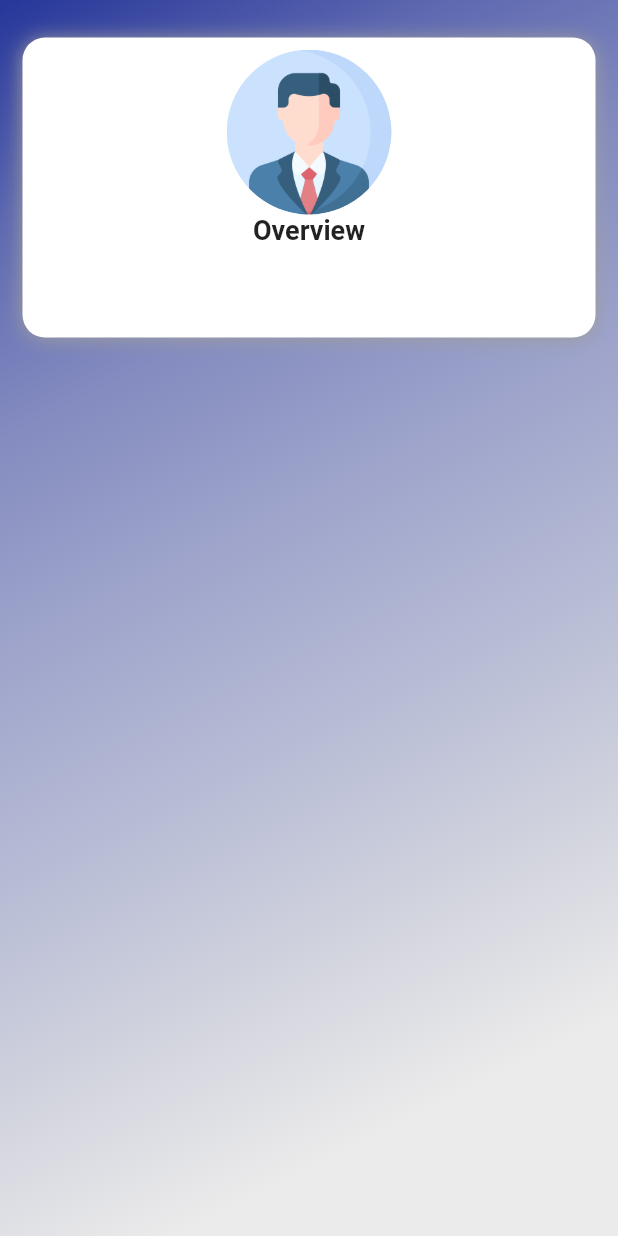
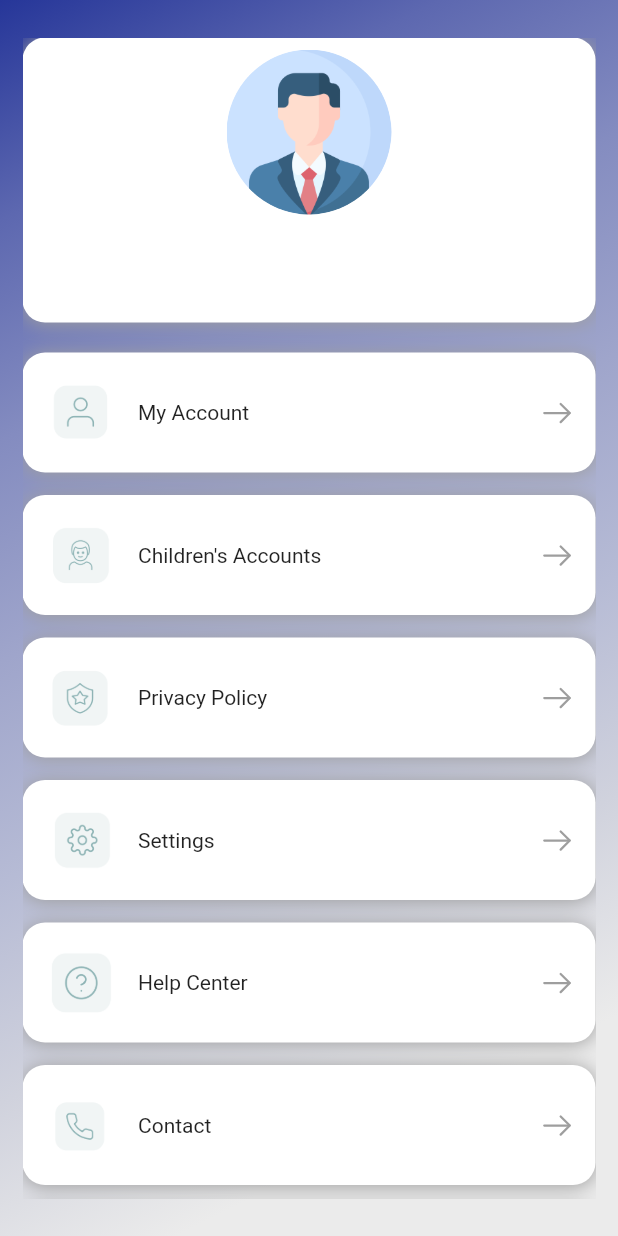
Before and after one commit to losziad/tap_cash, a Flutter app: the ProfileScreen screen opened directly, on a phone screen of 412 x 824 dp. Run offline on Flutter 3.47's test engine with Material 2 defaults, Android fonts, the phone set to English and light mode, and no system bars; our stand-ins replace bloc, charts_flutter, dio, firebase_auth, flutter_bloc, flutter_svg and 3 more; missing offline and left inert: linear_step_indicator; accounts and stored records are empty; network calls fail.

Commit message:
Finish From Profile UI

```diff
--- /dev/null
+++ b/lib/features/profile/presentation/widgets/profile_inkwell.dart
@@ -0,0 +1,47 @@
+import 'package:flutter/cupertino.dart';
+import 'package:flutter/material.dart';
+import 'package:flutter_svg/flutter_svg.dart';
+import 'package:tab_cash/core/utils/constants.dart';
+
+Widget profileInkWell({
+  required Function function,
+  required String text,
+  required String imageForCard,
+}) =>
+    InkWell(
+      onTap: () {
+        function();
+      },
+      child: Container(
+        padding: EdgeInsets.all(13),
+        decoration: BoxDecoration(
+          color: Colors.white,
+          borderRadius: BorderRadius.circular(15.0),
+          boxShadow: [
+            const BoxShadow(
+              color: Colors.grey,
+              offset: Offset(0.0, 1.0),
+              blurRadius: 10.0,
+            ),
+          ],
+        ),
+        child: Row(
+          children: [
+            Image.asset(
+              '${kBaseImage}${imageForCard}',
+              height: 54.0,
+              width: 54.0,
+            ),
+            SizedBox(
+              width: 10.0,
+            ),
+            Text(text),
+            Spacer(),
+            SvgPicture.asset(
+              'assets/images/arrow-right.svg',
+              color: Colors.grey,
+            ),
+          ],
+        ),
+      ),
+    );
--- a/lib/features/profile/presentation/widgets/profile_screen.dart
+++ b/lib/features/profile/presentation/widgets/profile_screen.dart
@@ -1,7 +1,11 @@
 //IN PROGRESS
 
 import 'package:flutter/material.dart';
+import 'package:flutter_svg/flutter_svg.dart';
 import 'package:tab_cash/core/utils/constants.dart';
+import 'package:tab_cash/features/authentication/presentation/widgets/home/home_authentication_screen.dart';
+import 'package:tab_cash/features/profile/presentation/widgets/profile_inkwell.dart';
+import 'package:tab_cash/shared/components/components.dart';
 
 class ProfileScreen extends StatelessWidget {
   const ProfileScreen({Key? key}) : super(key: key);
@@ -18,10 +22,12 @@ class ProfileScreen extends StatelessWidget {
               horizontal: 15.0,
               vertical: 25.0,
             ),
+            child: SingleChildScrollView(
+              physics: BouncingScrollPhysics(),
               child: Column(
                 children: [
                   Container(
-                  height: 200.0,
+                    height: 190.0,
                     width: double.infinity,
                     decoration: BoxDecoration(
                       color: Colors.white,
@@ -47,25 +53,99 @@ class ProfileScreen extends StatelessWidget {
                                 ),
                                 backgroundColor: Colors.white,
                               ),
-                            const Text(
-                              'Overview',
+                               SizedBox(
+                                 height: 10.0,
+                               ),
+                               Text(
+                                '${user!.firstName}',
                                 style: TextStyle(
                                   fontSize: 18.0,
-                                fontWeight: FontWeight.w600,
                                 ),
                               ),
+                              SizedBox(
+                                height: 5.0,
+                              ),
+                              Text(
+                                '${user!.phone}',
+                                style: TextStyle(
+                                  fontSize: 16.0,
+                                  color: Colors.grey,
+                                ),
+                              ),
+
                             ],
                           ),
                         ],
                       ),
                     ),
                   ),
-
+              SizedBox(
+                height: 20.0,
+              ),
+              profileInkWell(
+                text: 'My Account',
+                function: (){},
+                imageForCard: 'profileAccount.png'
+              ),
+                  SizedBox(
+                    height: 15.0,
+                  ),
+                  profileInkWell(
+                      text: 'Children\'s Accounts',
+                      function: (){},
+                      imageForCard: 'childrenProfile.png'
+                  ),
+                  SizedBox(
+                    height: 15.0,
+                  ),
+                  profileInkWell(
+                      text: 'Privacy Policy',
+                      function: (){},
+                      imageForCard: 'privacyProfile.png'
+                  ),
+                  SizedBox(
+                    height: 15.0,
+                  ),
+                  profileInkWell(
+                      text: 'Settings',
+                      function: (){},
+                      imageForCard: 'settingProfile.png'
+                  ),
+                  SizedBox(
+                    height: 15.0,
+                  ),
+                  profileInkWell(
+                      text: 'Help Center',
+                      function: (){},
+                      imageForCard: 'helpProfile.png'
+                  ),
+                  SizedBox(
+                    height: 15.0,
+                  ),
+                  profileInkWell(
+                      text: 'Contact',
+                      function: (){},
+                      imageForCard: 'contactProfile.png'
+                  ),
+                  SizedBox(
+                    height: 15.0,
+                  ),
+                  profileInkWell(
+                      text: 'Log Out',
+                      function: ()
+                      {
+                        navigateToAndReplace(context, HomeAuthenticationScreen());
+                      },
+                      imageForCard: 'logoutProfile.png'
+                  ),
                 ],
+              ),
             ),
           ),
         ),
       ),
     );
   }
+
+
 }
```
Also changed, not shown: assets/images/childrenProfile.png (added), assets/images/contactProfile.png (added), assets/images/helpProfile.png (added), assets/images/logoutProfile.png (added), assets/images/privacyProfile.png (added), assets/images/profileAccount.png (added), assets/images/settingProfile.png (added). Lines whose indentation alone changed are shown as unchanged.
